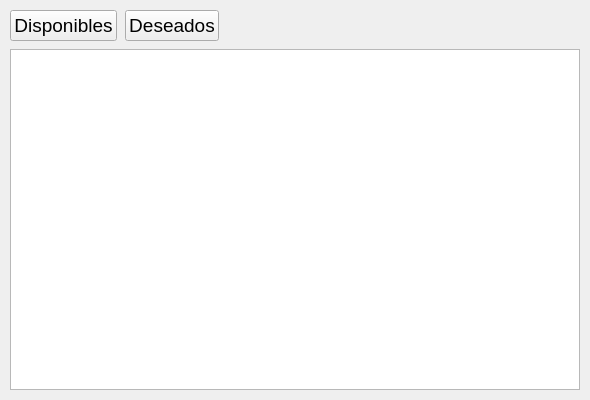
Above: application-desktop/availableapplicationswidget.ui from Saul-Ortega/AeApplicationManager before the change. Below: the same form after it.
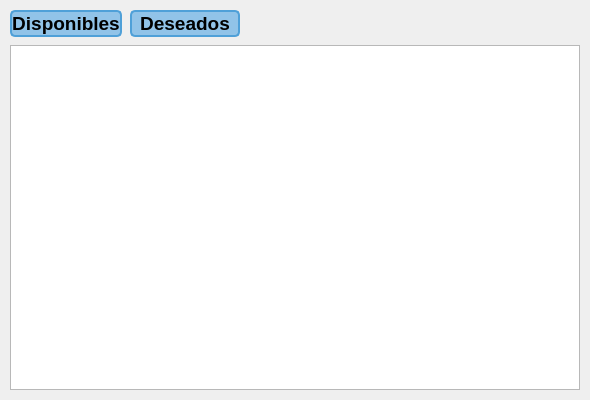
That is the form after the change.

Commit message: style: Modificación de estilos a la aplicación

The edit to the form file:
```diff
--- a/application-desktop/availableapplicationswidget.ui
+++ b/application-desktop/availableapplicationswidget.ui
@@ -62,14 +62,33 @@
      </property>
      <item>
       <widget class="QPushButton" name="btn_Disponibles">
+       <property name="minimumSize">
+        <size>
+         <width>110</width>
+         <height>0</height>
+        </size>
+       </property>
        <property name="font">
         <font>
          <pointsize>14</pointsize>
+         <bold>true</bold>
         </font>
        </property>
        <property name="cursor">
         <cursorShape>PointingHandCursor</cursorShape>
        </property>
+       <property name="styleSheet">
+        <string notr="true">QPushButton {
+	background-color: #91c3e8;
+	border: 2px solid #4fa0d8;
+	border-radius: 5px;
+	font-weight: bold;
+}
+
+QPushButton:hover {
+	background-color: #4fa0d8;
+}</string>
+       </property>
        <property name="text">
         <string>Disponibles</string>
        </property>
@@ -77,6 +96,12 @@
      </item>
      <item>
       <widget class="QPushButton" name="btn_Deseados">
+       <property name="minimumSize">
+        <size>
+         <width>110</width>
+         <height>0</height>
+        </size>
+       </property>
        <property name="maximumSize">
         <size>
          <width>16777215</width>
@@ -86,11 +111,24 @@
        <property name="font">
         <font>
          <pointsize>14</pointsize>
+         <bold>true</bold>
         </font>
        </property>
        <property name="cursor">
         <cursorShape>PointingHandCursor</cursorShape>
        </property>
+       <property name="styleSheet">
+        <string notr="true">QPushButton {
+	background-color: #91c3e8;
+	border: 2px solid #4fa0d8;
+	border-radius: 5px;
+	font-weight: bold;
+}
+
+QPushButton:hover {
+	background-color: #4fa0d8;
+}</string>
+       </property>
        <property name="text">
         <string>Deseados</string>
        </property>
```
The commit also changes 7 other files.
